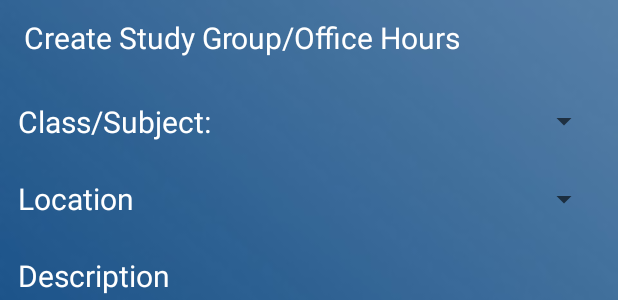
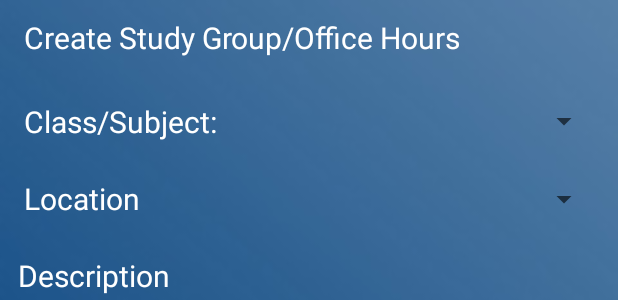
Before and after one commit to Rafoto/TeaTime, an Android app: the layout fragment_create_event.xml on its own in the app's theme, with its tools: preview values and no code run, on a phone screen of 412 x 824 dp. Shown: the part 487-787 px from the top of the screen. Run offline under Robolectric (Android 15) with nearby library versions, the phone set to English and light mode, and no system bars.

Commit message:
Merge branch 'master' of https://github.com/Rafoto/TeaTime
# Conflicts:
#	app/src/main/AndroidManifest.xml

```diff
--- a/app/src/main/res/layout/fragment_create_event.xml
+++ b/app/src/main/res/layout/fragment_create_event.xml
@@ -93,8 +93,9 @@
 
     <TextView
         android:id="@+id/tvClassName"
-        android:layout_width="wrap_content"
+        android:layout_width="169dp"
         android:layout_height="wrap_content"
+        android:layout_marginStart="4dp"
         android:padding="12dp"
         android:text="Class/Subject:"
         android:textColor="#fff"
@@ -107,6 +108,7 @@
         android:id="@+id/classSpinner"
         android:layout_width="wrap_content"
         android:layout_height="wrap_content"
+        android:layout_marginStart="4dp"
         android:padding="12dp"
         android:text="Location"
         android:textColor="#fff"
@@ -127,7 +129,7 @@
         android:textColorHint="#fff"
         android:textSize="20sp"
         app:layout_constraintTop_toBottomOf="@+id/classSpinner"
-        tools:layout_editor_absoluteX="-12dp" />
+        tools:layout_editor_absoluteX="16dp" />
 
     <Button
         android:id="@+id/btnCreateEvent"
```
Lines whose indentation alone changed are shown as unchanged.
